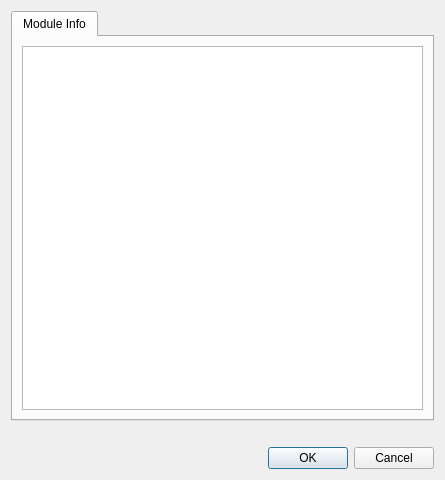
Before: the Qt Designer form designer/module_info.ui in NinjaComics/pybombs-qtgui, drawn with Qt 5.
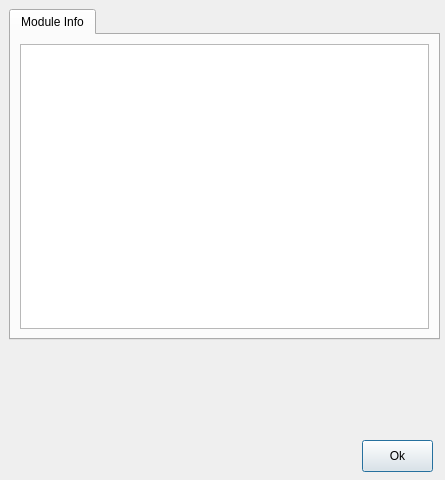
After: the same form once the commit is applied. Icons and pictures are not drawn.

The edit to the form file:
```diff
--- a/designer/module_info.ui
+++ b/designer/module_info.ui
@@ -22,9 +22,15 @@
   <property name="windowTitle">
    <string>Module Info</string>
   </property>
-  <layout class="QVBoxLayout" name="verticalLayout">
-   <item>
     <widget class="QTabWidget" name="tabWidget">
+   <property name="geometry">
+    <rect>
+     <x>9</x>
+     <y>9</y>
+     <width>431</width>
+     <height>331</height>
+    </rect>
+   </property>
      <property name="focusPolicy">
       <enum>Qt::TabFocus</enum>
      </property>
@@ -37,31 +43,6 @@
      <property name="autoFillBackground">
       <bool>false</bool>
      </property>
-     <property name="styleSheet">
-      <string notr="true">QTabBar::tab{
-  min-width: 10ex;
-  padding: 2px;
-  margin-right: 20px;
-  margin-left: 10px;
-  padding-right: 20px;
-  padding-left: 20px;
-  padding-top: -4px;
-  focus{border:none;}
-}
-QTabBar::tab:selected {
-  border-bottom : 2.3px solid;
-  border-bottom-color: rgb(69, 140, 214);
-}
-
-QTabBar::tab:!selected {
-  border-bottom: 2.3px solid; /* make non-selected tabs look smaller */
-  border-bottom-color: rgb(135, 135, 134);   
-}
-
-QTabBar:tab:focus {
-  outline: none;
-}</string>
-     </property>
      <property name="currentIndex">
       <number>0</number>
      </property>
@@ -71,14 +52,24 @@
       </attribute>
       <layout class="QVBoxLayout" name="verticalLayout_2">
        <item>
-        <widget class="QPlainTextEdit" name="plainTextEdit"/>
+      <widget class="QPlainTextEdit" name="plainTextEdit">
+       <property name="readOnly">
+        <bool>true</bool>
+       </property>
+      </widget>
        </item>
       </layout>
      </widget>
     </widget>
-   </item>
-   <item>
     <widget class="QLabel" name="label">
+   <property name="geometry">
+    <rect>
+     <x>9</x>
+     <y>340</y>
+     <width>427</width>
+     <height>93</height>
+    </rect>
+   </property>
      <property name="text">
       <string/>
      </property>
@@ -86,18 +77,19 @@
       <pixmap resource="../myicons.qrc">:/noprefix/images/protip.png</pixmap>
      </property>
     </widget>
-   </item>
-   <item>
-    <widget class="QDialogButtonBox" name="buttonBox">
-     <property name="orientation">
-      <enum>Qt::Horizontal</enum>
-     </property>
-     <property name="standardButtons">
-      <set>QDialogButtonBox::Cancel|QDialogButtonBox::Ok</set>
-     </property>
-    </widget>
-   </item>
-  </layout>
+  <widget class="QPushButton" name="pushButton">
+   <property name="geometry">
+    <rect>
+     <x>362</x>
+     <y>440</y>
+     <width>71</width>
+     <height>32</height>
+    </rect>
+   </property>
+   <property name="text">
+    <string>Ok</string>
+   </property>
+  </widget>
  </widget>
  <resources>
   <include location="../myicons.qrc"/>
```
Left out of the diff: 32 changed lines with no effect on the pictures. Lines whose indentation alone changed are shown as unchanged.
